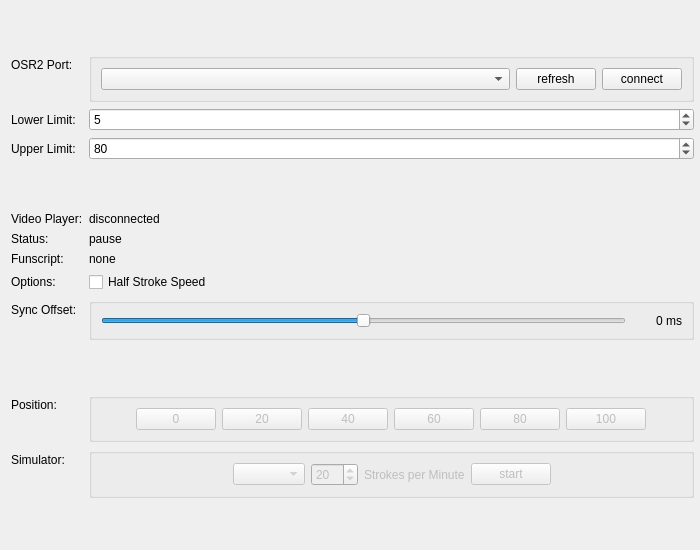
Qt form tcode_player/osr2_player_view.ui (michael-mueller-git/Python-TCode-Player) before a commit.
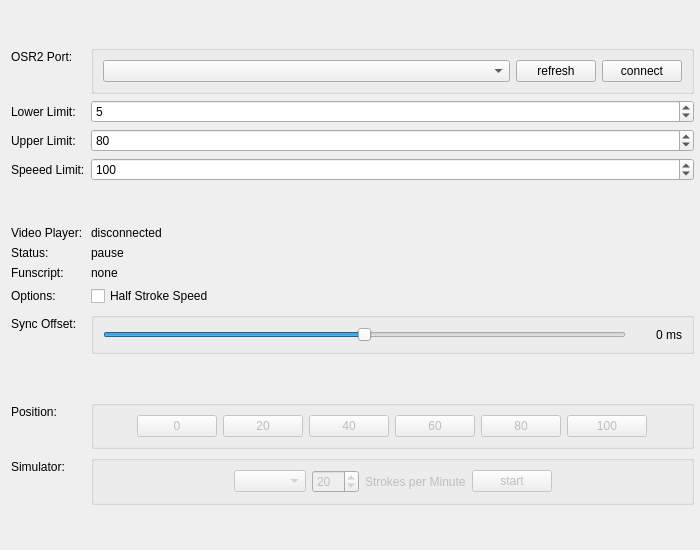
The same form after that commit.

Commit message: add speed limit

Diff of the .ui file:
```diff
--- a/tcode_player/osr2_player_view.ui
+++ b/tcode_player/osr2_player_view.ui
@@ -454,6 +454,32 @@
      </property>
     </widget>
    </item>
+   <item row="7" column="0">
+    <widget class="QLabel" name="label_4">
+     <property name="text">
+      <string>Speeed Limit:</string>
+     </property>
+    </widget>
+   </item>
+   <item row="7" column="1">
+    <widget class="QSpinBox" name="speedLimitSpinBox">
+     <property name="sizePolicy">
+      <sizepolicy hsizetype="MinimumExpanding" vsizetype="Fixed">
+       <horstretch>0</horstretch>
+       <verstretch>0</verstretch>
+      </sizepolicy>
+     </property>
+     <property name="maximum">
+      <number>2000</number>
+     </property>
+     <property name="singleStep">
+      <number>5</number>
+     </property>
+     <property name="value">
+      <number>100</number>
+     </property>
+    </widget>
+   </item>
   </layout>
  </widget>
  <resources/>
```
The commit also changes 3 other files.
